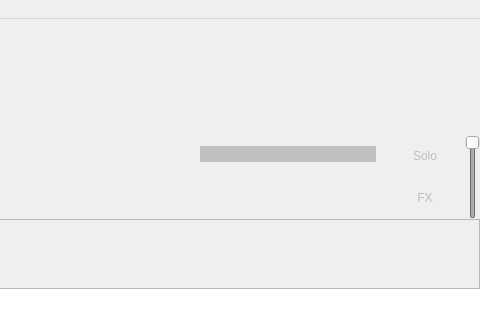
First picture: the form in mainwindow.ui, repository artm/WatchThatSound, before the edit; both pictures show x 200 to 680 and y 0 to 320 of the 680 by 654 pixel window.
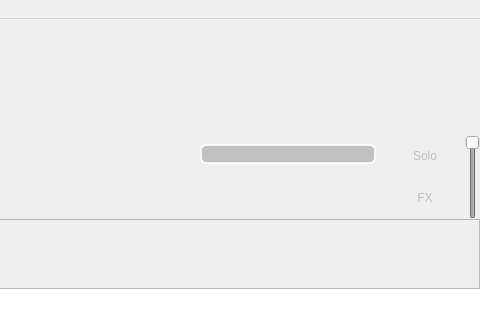
Second picture: the form after the edit. Icons and pictures are not drawn. Custom widgets are drawn as their Qt base class.

Commit message: validate sample name input and style the field accordingly

```diff
--- a/mainwindow.ui
+++ b/mainwindow.ui
@@ -157,8 +157,19 @@
              <bool>false</bool>
             </property>
             <property name="styleSheet">
-             <string notr="true">background: rgba(0,0,0,50);
-color: rgba(255,255,255,255);</string>
+             <string notr="true">QLineEdit {
+background: rgba(0,0,0,50);
+color: rgba(255,255,255,255);
+border: 2px solid rgba(255,255,255,200);
+border-radius: 6px;
+}
+
+QLineEdit[acceptableInput=&quot;false&quot;] {
+background: rgba(255,0,0,100);
+color: rgba(0,0,0,255);
+}
+
+</string>
             </property>
             <property name="frame">
              <bool>false</bool>
```
The commit also changes 6 other files.
